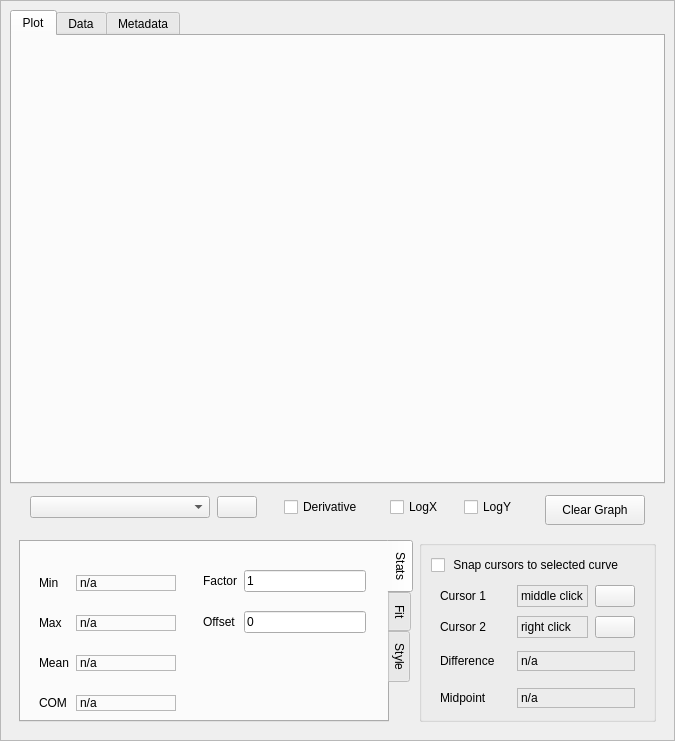
BCDA-APS/gemviz, file gemviz/resources/bluesky_runs_catalog_run_viz.ui: the form before one commit.
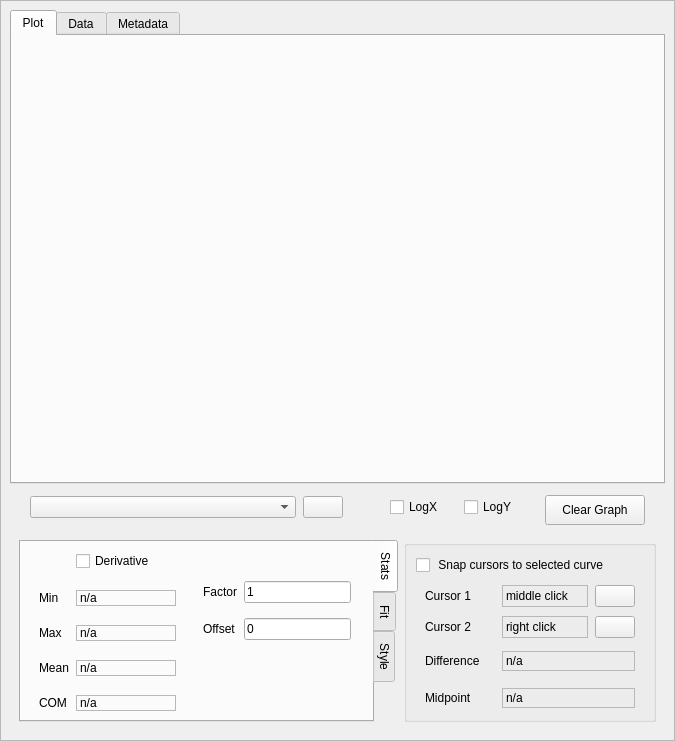
The form after the commit. Icons and pictures are not drawn.

Commit message:
Add derivative transformation for curves
- Add derivative checkbox in UI (bluesky_runs_catalog_run_viz.ui)
- Implement updateCurveDerivative method in CurveManager
- Update updateCurveOffsetFactor to respect derivative flag
- Add onDerivativeToggled handler in ChartView
- Sync derivative state when curve selection changes

Patch:
```diff
--- a/gemviz/resources/bluesky_runs_catalog_run_viz.ui
+++ b/gemviz/resources/bluesky_runs_catalog_run_viz.ui
@@ -36,7 +36,7 @@
        <rect>
         <x>0</x>
         <y>0</y>
-        <width>687</width>
+        <width>691</width>
         <height>724</height>
        </rect>
       </property>
@@ -112,7 +112,7 @@
            <height>35</height>
           </size>
          </property>
-         <layout class="QHBoxLayout" name="horizontalLayout_3" stretch="3,0,0,0,0,1,0,0,0,0">
+         <layout class="QHBoxLayout" name="horizontalLayout_3" stretch="3,0,0,0,1,0,0,0,0">
           <property name="spacing">
            <number>7</number>
           </property>
@@ -192,13 +192,6 @@
             </property>
            </spacer>
           </item>
-          <item>
-           <widget class="QCheckBox" name="derivativeCheckBox">
-            <property name="text">
-             <string>Derivative</string>
-            </property>
-           </widget>
-          </item>
           <item>
            <spacer name="horizontalSpacer_6">
             <property name="orientation">
@@ -306,7 +299,7 @@
            <height>200</height>
           </size>
          </property>
-         <layout class="QHBoxLayout" name="horizontalLayout" stretch="2,1">
+         <layout class="QHBoxLayout" name="horizontalLayout" stretch="3,2">
           <item>
            <widget class="QTabWidget" name="graphInfo">
             <property name="tabPosition">
@@ -335,7 +328,7 @@
                  <property name="verticalSpacing">
                   <number>0</number>
                  </property>
-                 <item row="3" column="0">
+                 <item row="4" column="0">
                   <spacer name="verticalSpacer_9">
                    <property name="orientation">
                     <enum>Qt::Vertical</enum>
@@ -348,7 +341,7 @@
                    </property>
                   </spacer>
                  </item>
-                 <item row="8" column="1">
+                 <item row="9" column="1">
                   <widget class="QLabel" name="mean_text">
                    <property name="frameShape">
                     <enum>QFrame::StyledPanel</enum>
@@ -358,14 +351,14 @@
                    </property>
                   </widget>
                  </item>
-                 <item row="8" column="0">
+                 <item row="9" column="0">
                   <widget class="QLabel" name="mean_label">
                    <property name="text">
                     <string>Mean</string>
                    </property>
                   </widget>
                  </item>
-                 <item row="7" column="1">
+                 <item row="8" column="1">
                   <spacer name="verticalSpacer_10">
                    <property name="orientation">
                     <enum>Qt::Vertical</enum>
@@ -378,7 +371,7 @@
                    </property>
                   </spacer>
                  </item>
-                 <item row="4" column="1">
+                 <item row="5" column="1">
                   <widget class="QLabel" name="max_text">
                    <property name="toolTip">
                     <string>(x,y) coordinates for MAX</string>
@@ -391,7 +384,7 @@
                    </property>
                   </widget>
                  </item>
-                 <item row="2" column="1">
+                 <item row="3" column="1">
                   <widget class="QLabel" name="min_text">
                    <property name="minimumSize">
                     <size>
@@ -410,7 +403,7 @@
                    </property>
                   </widget>
                  </item>
-                 <item row="2" column="0">
+                 <item row="3" column="0">
                   <widget class="QLabel" name="min_label">
                    <property name="maximumSize">
                     <size>
@@ -426,7 +419,7 @@
                    </property>
                   </widget>
                  </item>
-                 <item row="10" column="0">
+                 <item row="11" column="0">
                   <widget class="QLabel" name="com_label">
                    <property name="toolTip">
                     <string>Centor of mass abscissa</string>
@@ -436,7 +429,7 @@
                    </property>
                   </widget>
                  </item>
-                 <item row="10" column="1">
+                 <item row="11" column="1">
                   <widget class="QLabel" name="com_text">
                    <property name="toolTip">
                     <string>center of mass</string>
@@ -449,7 +442,7 @@
                    </property>
                   </widget>
                  </item>
-                 <item row="9" column="1">
+                 <item row="10" column="1">
                   <spacer name="verticalSpacer_11">
                    <property name="orientation">
                     <enum>Qt::Vertical</enum>
@@ -462,7 +455,7 @@
                    </property>
                   </spacer>
                  </item>
-                 <item row="0" column="1">
+                 <item row="1" column="1">
                   <spacer name="verticalSpacer">
                    <property name="orientation">
                     <enum>Qt::Vertical</enum>
@@ -475,7 +468,7 @@
                    </property>
                   </spacer>
                  </item>
-                 <item row="4" column="0">
+                 <item row="5" column="0">
                   <widget class="QLabel" name="max_label">
                    <property name="toolTip">
                     <string>(x,y) coordinates for MAX</string>
@@ -485,6 +478,13 @@
                    </property>
                   </widget>
                  </item>
+                 <item row="0" column="1">
+                  <widget class="QCheckBox" name="derivativeCheckBox">
+                   <property name="text">
+                    <string>Derivative</string>
+                   </property>
+                  </widget>
+                 </item>
                 </layout>
                </widget>
               </item>
@@ -509,7 +509,7 @@
                  <property name="verticalSpacing">
                   <number>0</number>
                  </property>
-                 <item row="1" column="2">
+                 <item row="2" column="2">
                   <widget class="QLineEdit" name="factor_value">
                    <property name="toolTip">
                     <string>new_y = offset + (factor *y)</string>
@@ -519,7 +519,7 @@
                    </property>
                   </widget>
                  </item>
-                 <item row="6" column="2">
+                 <item row="9" column="2">
                   <spacer name="verticalSpacer_7">
                    <property name="orientation">
                     <enum>Qt::Vertical</enum>
@@ -532,7 +532,7 @@
                    </property>
                   </spacer>
                  </item>
-                 <item row="0" column="2">
+                 <item row="1" column="2">
                   <spacer name="verticalSpacer_3">
                    <property name="orientation">
                     <enum>Qt::Vertical</enum>
@@ -540,12 +540,12 @@
                    <property name="sizeHint" stdset="0">
                     <size>
                      <width>20</width>
-                     <height>20</height>
+                     <height>35</height>
                     </size>
                    </property>
                   </spacer>
                  </item>
-                 <item row="1" column="0">
+                 <item row="2" column="0">
                   <widget class="QLabel" name="factor_label">
                    <property name="maximumSize">
                     <size>
@@ -561,7 +561,7 @@
                    </property>
                   </widget>
                  </item>
-                 <item row="3" column="2">
+                 <item row="4" column="2">
                   <widget class="QLineEdit" name="offset_value">
                    <property name="toolTip">
                     <string>new_y = offset + (factor *y)</string>
@@ -571,7 +571,7 @@
                    </property>
                   </widget>
                  </item>
-                 <item row="2" column="2">
+                 <item row="3" column="2">
                   <spacer name="verticalSpacer_5">
                    <property name="orientation">
                     <enum>Qt::Vertical</enum>
@@ -584,7 +584,7 @@
                    </property>
                   </spacer>
                  </item>
-                 <item row="5" column="2">
+                 <item row="6" column="2">
                   <spacer name="verticalSpacer_12">
                    <property name="orientation">
                     <enum>Qt::Vertical</enum>
@@ -597,7 +597,7 @@
                    </property>
                   </spacer>
                  </item>
-                 <item row="3" column="0">
+                 <item row="4" column="0">
                   <widget class="QLabel" name="offset_label">
                    <property name="toolTip">
                     <string>Enter a number to offset the y-values of the selected curve</string>
@@ -827,7 +827,7 @@
                    <enum>QFrame::StyledPanel</enum>
                   </property>
                   <property name="text">
-                   <string>middle click</string>
+                   <string>middle click </string>
                   </property>
                  </widget>
                 </item>
```
The commit also changes 2 other files.
